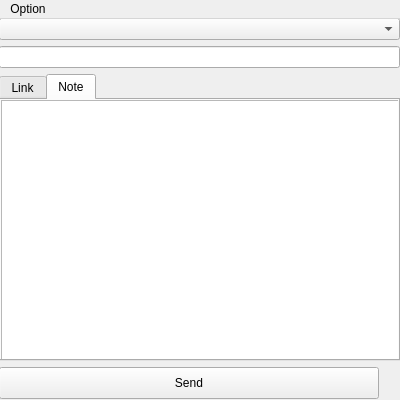
Before: the Qt Designer form mainwindow.ui in FuyuriSeiichi/PushBullet_QT, drawn with Qt 5.
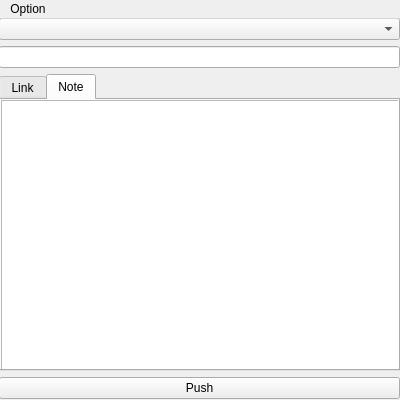
After: the same form once the commit is applied.

The edit to the form file:
```diff
--- a/mainwindow.ui
+++ b/mainwindow.ui
@@ -101,26 +101,8 @@
      </item>
      <item>
       <widget class="QPushButton" name="buttonSubmit">
-       <property name="sizePolicy">
-        <sizepolicy hsizetype="Minimum" vsizetype="Fixed">
-         <horstretch>0</horstretch>
-         <verstretch>0</verstretch>
-        </sizepolicy>
-       </property>
-       <property name="minimumSize">
-        <size>
-         <width>380</width>
-         <height>32</height>
-        </size>
-       </property>
-       <property name="maximumSize">
-        <size>
-         <width>380</width>
-         <height>32</height>
-        </size>
-       </property>
        <property name="text">
-        <string>Send</string>
+        <string>Push</string>
        </property>
       </widget>
      </item>
```
Left out of the diff: 18 changed lines with no effect on the pictures.
